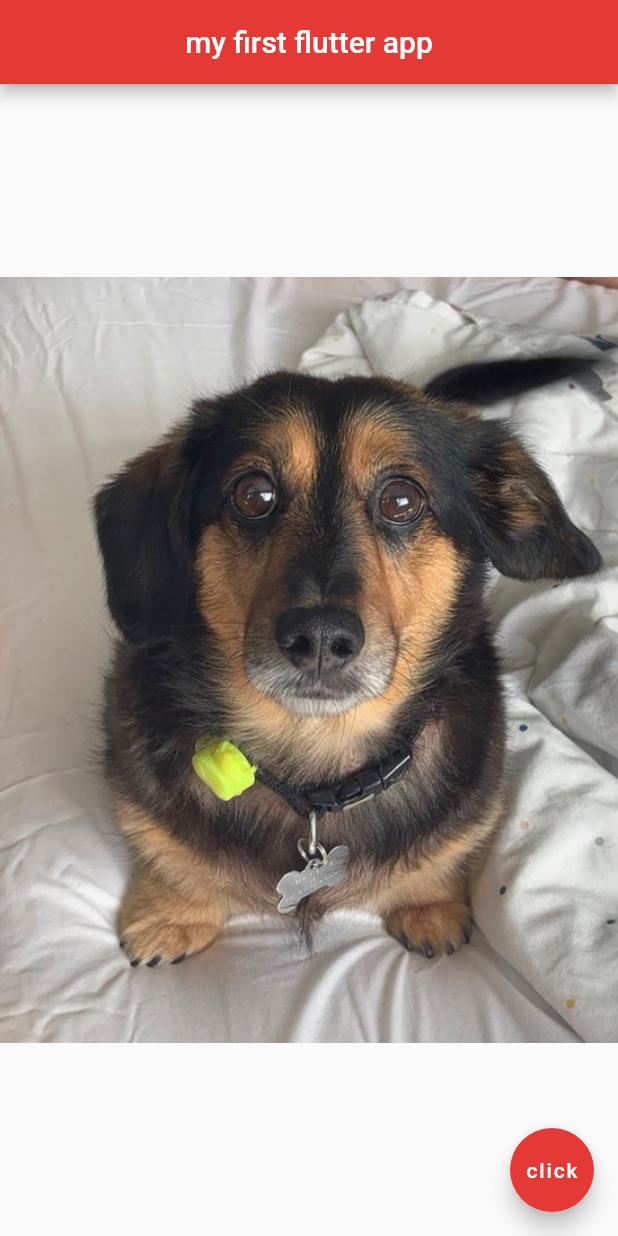
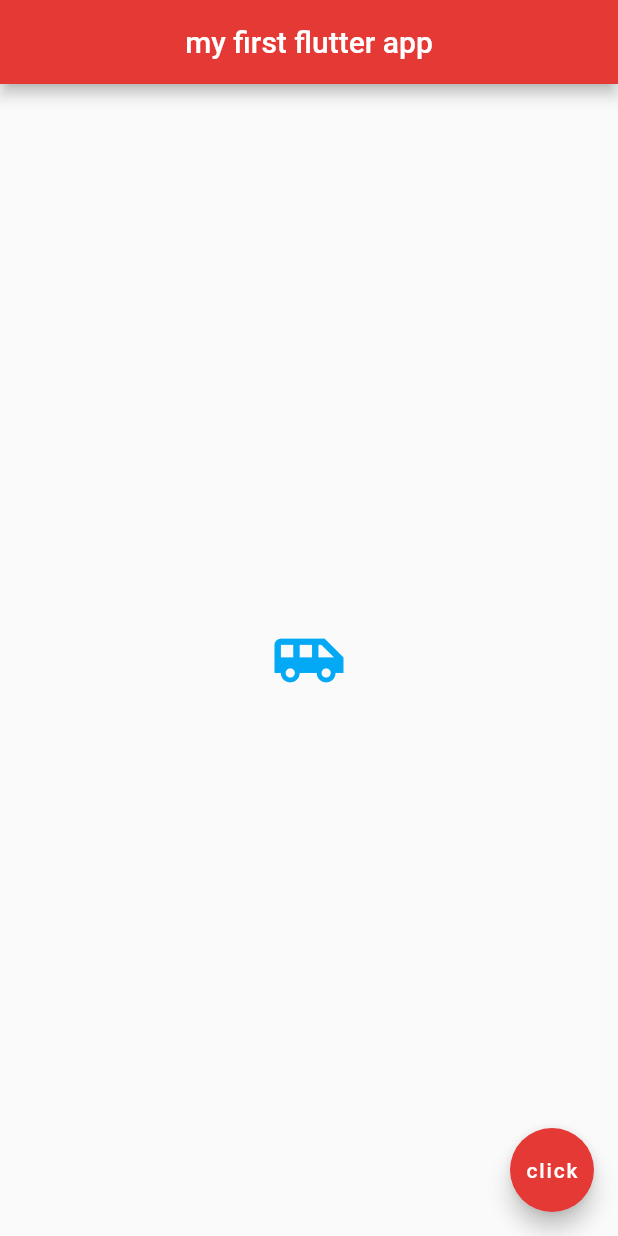
Before and after one commit to coldcodebeer/flutter_crash_app, a Flutter app: the screen it shows after launch, on a phone screen of 412 x 824 dp. Run offline on Flutter 3.47's test engine with Material 2 defaults, Android fonts, the phone set to English and light mode, and no system bars.

Commit message:
feat: Icons

```diff
--- a/lib/main.dart
+++ b/lib/main.dart
@@ -18,8 +18,10 @@ class Home extends StatelessWidget {
         backgroundColor: Colors.red[600],
       ),
       body: Center(
-        child: Image(
-          image: AssetImage('assets/dog2.jpg'),
+        child: Icon(
+          Icons.airport_shuttle,
+          color: Colors.lightBlue,
+          size: 50,
         ),
       ),
       floatingActionButton: FloatingActionButton(
```
